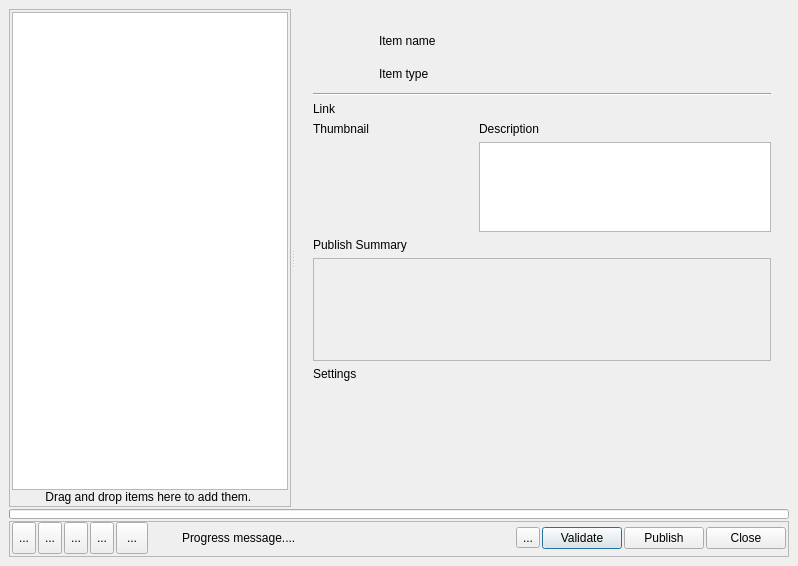
First picture: the form in resources/dialog.ui, repository shotgunsoftware/tk-multi-publish2, before the edit.
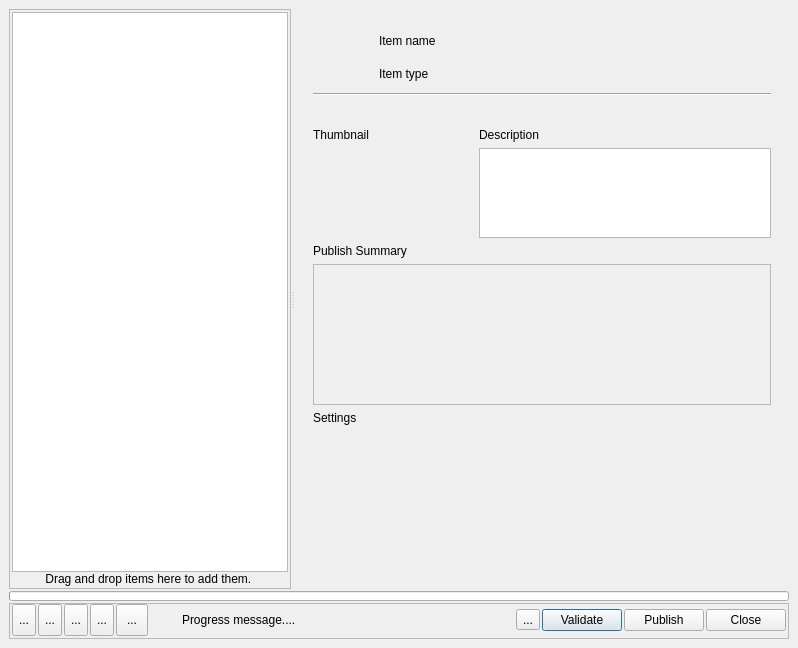
Second picture: the form after the edit. Icons and pictures are not drawn. Custom widgets are drawn as their Qt base class.

Patch:
```diff
--- a/resources/dialog.ui
+++ b/resources/dialog.ui
@@ -7,7 +7,7 @@
     <x>0</x>
     <y>0</y>
     <width>798</width>
-    <height>566</height>
+    <height>648</height>
    </rect>
   </property>
   <property name="windowTitle">
@@ -284,39 +284,32 @@
                    </widget>
                   </item>
                   <item>
-                   <layout class="QHBoxLayout" name="horizontalLayout_5">
-                    <property name="spacing">
-                     <number>30</number>
+                   <widget class="ContextWidget" name="context_widget" native="true"/>
+                  </item>
+                  <item>
+                   <widget class="QLabel" name="label">
+                    <property name="text">
+                     <string/>
                     </property>
-                    <item>
-                     <widget class="QLabel" name="link_label">
+                   </widget>
+                  </item>
+                  <item>
+                   <layout class="QGridLayout" name="gridLayout_3">
+                    <item row="0" column="1">
+                     <widget class="QLabel" name="item_description_label">
                       <property name="text">
-                       <string>Link</string>
+                       <string>Description</string>
                       </property>
                      </widget>
                     </item>
-                    <item>
-                     <widget class="ContextWidget" name="context_widget" native="true">
-                      <property name="sizePolicy">
-                       <sizepolicy hsizetype="Expanding" vsizetype="Preferred">
-                        <horstretch>0</horstretch>
-                        <verstretch>0</verstretch>
-                       </sizepolicy>
-                      </property>
-                     </widget>
-                    </item>
-                   </layout>
-                  </item>
-                  <item>
-                   <layout class="QGridLayout" name="gridLayout">
-                    <item row="1" column="0">
+                    <item row="0" column="0">
                      <widget class="QLabel" name="item_thumbnail_label">
                       <property name="text">
                        <string>Thumbnail</string>
                       </property>
                      </widget>
                     </item>
-                    <item row="2" column="1" colspan="2">
+                    <item row="1" column="1">
                      <widget class="QPlainTextEdit" name="item_comments">
                       <property name="sizePolicy">
                        <sizepolicy hsizetype="Expanding" vsizetype="Preferred">
@@ -338,14 +331,7 @@
                       </property>
                      </widget>
                     </item>
-                    <item row="1" column="1" colspan="2">
-                     <widget class="QLabel" name="item_description_label">
-                      <property name="text">
-                       <string>Description</string>
-                      </property>
-                     </widget>
-                    </item>
-                    <item row="2" column="0">
+                    <item row="1" column="0">
                      <widget class="Thumbnail" name="item_thumbnail">
                       <property name="minimumSize">
                        <size>
@@ -392,8 +378,8 @@
                       <rect>
                        <x>0</x>
                        <y>0</y>
-                       <width>445</width>
-                       <height>76</height>
+                       <width>444</width>
+                       <height>107</height>
                       </rect>
                      </property>
                      <layout class="QVBoxLayout" name="verticalLayout_10" stretch="0,1">
@@ -898,17 +884,17 @@
    <extends>QTreeWidget</extends>
    <header>..publish_tree_widget</header>
   </customwidget>
-  <customwidget>
-   <class>ContextWidget</class>
-   <extends>QWidget</extends>
-   <header>..context_widget</header>
-   <container>1</container>
-  </customwidget>
   <customwidget>
    <class>ProgressStatusLabel</class>
    <extends>QLabel</extends>
    <header>..progress_status_label</header>
   </customwidget>
+  <customwidget>
+   <class>ContextWidget</class>
+   <extends>QWidget</extends>
+   <header>..context_widget</header>
+   <container>1</container>
+  </customwidget>
  </customwidgets>
  <resources>
   <include location="resources.qrc"/>
```
Left out of the diff: 19 changed lines with no effect on the pictures.
